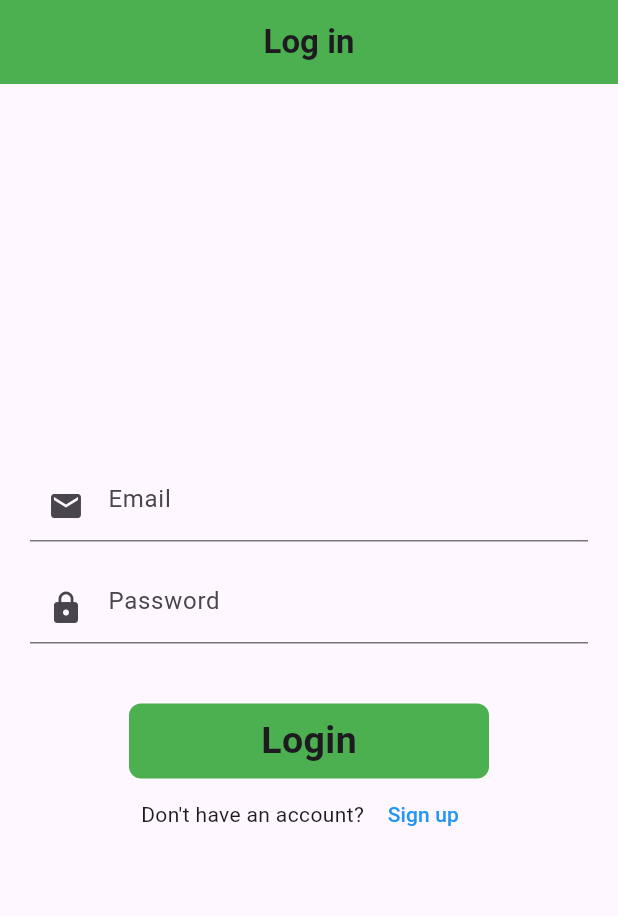
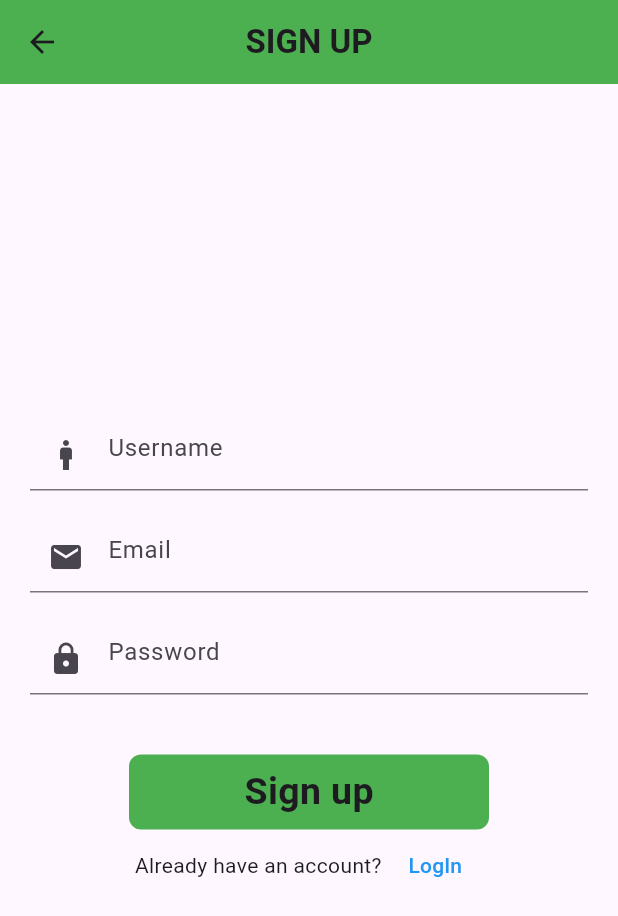
Before and after one commit to mahdi-islam-pranto/firebase_learn, a Flutter app: the screen it shows after launch, after a tap on "Sign up", on a phone screen of 412 x 824 dp. Shown: the top 916 px of the screen. Run offline on Flutter 3.47's test engine with Material 3 defaults, Android fonts, the phone set to English and light mode, and no system bars; our stand-ins replace firebase_core; accounts and stored records are empty.

Commit message:
SignUp screen

```diff
--- a/lib/ui/auth/login_screen.dart
+++ b/lib/ui/auth/login_screen.dart
@@ -1,5 +1,7 @@
+import 'package:firelearn/ui/auth/signup_screen.dart';
 import 'package:firelearn/ui/widgets/round_button.dart';
 import 'package:flutter/material.dart';
+import 'package:flutter/services.dart';
 
 class Login extends StatefulWidget {
   const Login({super.key});
@@ -23,11 +25,16 @@
 
   @override
   Widget build(BuildContext context) {
-    return Scaffold(
+    return WillPopScope(
+      onWillPop: () async {
+        SystemNavigator.pop();
+        return true;
+      },
+      child: Scaffold(
         appBar: AppBar(
           automaticallyImplyLeading: false,
           title: const Text(
-          "Log in",
+            "LOGIN",
             style: TextStyle(fontWeight: FontWeight.bold),
           ),
           centerTitle: true,
@@ -103,7 +110,13 @@
               children: [
                 const Text("Don't have an account? "),
                 TextButton(
-                  onPressed: () {},
+                    onPressed: () {
+                      Navigator.push(
+                          context,
+                          MaterialPageRoute(
+                            builder: (context) => const Signup(),
+                          ));
+                    },
                     child: const Text(
                       "Sign up",
                       style: TextStyle(color: Colors.blue),
@@ -112,6 +125,7 @@
             )
           ],
         ),
+      ),
     );
   }
 }
--- /dev/null
+++ b/lib/ui/auth/signup_screen.dart
@@ -0,0 +1,129 @@
+import 'package:firelearn/ui/widgets/round_button.dart';
+import 'package:flutter/material.dart';
+
+class Signup extends StatefulWidget {
+  const Signup({super.key});
+
+  @override
+  State<Signup> createState() => _LoginState();
+}
+
+class _LoginState extends State<Signup> {
+  final _formKey = GlobalKey<FormState>();
+  final emailController = TextEditingController();
+  final passwordController = TextEditingController();
+
+  @override
+  void dispose() {
+    // TODO: implement dispose
+    super.dispose();
+    emailController.dispose();
+    passwordController.dispose();
+  }
+
+  @override
+  Widget build(BuildContext context) {
+    return Scaffold(
+      appBar: AppBar(
+        // automaticallyImplyLeading: false,
+        title: const Text(
+          "SIGN UP",
+          style: TextStyle(fontWeight: FontWeight.bold),
+        ),
+        centerTitle: true,
+        backgroundColor: Colors.green,
+      ),
+      body: Column(
+        mainAxisAlignment: MainAxisAlignment.center,
+        crossAxisAlignment: CrossAxisAlignment.center,
+        children: [
+          // Email and Password form
+          Padding(
+            padding: const EdgeInsets.symmetric(horizontal: 20),
+            child: Form(
+                key: _formKey,
+                child: Column(
+                  children: [
+                    // User Name field
+                    TextFormField(
+                      keyboardType: TextInputType.text,
+                      controller: emailController,
+                      decoration: const InputDecoration(
+                          hintText: "Username", prefixIcon: Icon(Icons.man)),
+                    ),
+                    const SizedBox(
+                      height: 20,
+                    ),
+                    // Email field
+                    TextFormField(
+                      keyboardType: TextInputType.emailAddress,
+                      validator: (value) {
+                        if (value!.isEmpty) {
+                          return "Please Enter Email";
+                        }
+                        if (value.contains("@") == false) {
+                          return "Invalid Email";
+                        }
+
+                        return null;
+                      },
+                      controller: emailController,
+                      decoration: const InputDecoration(
+                          hintText: "Email", prefixIcon: Icon(Icons.email)),
+                    ),
+                    const SizedBox(
+                      height: 20,
+                    ),
+
+                    // Password field
+                    TextFormField(
+                      keyboardType: TextInputType.text,
+                      validator: (value) {
+                        if (value!.isEmpty) {
+                          return "Please Enter Password";
+                        }
+                        return null;
+                      },
+                      controller: passwordController,
+                      obscureText: true,
+                      decoration: const InputDecoration(
+                          hintText: "Password", prefixIcon: Icon(Icons.lock)),
+                    ),
+                    const SizedBox(
+                      height: 40,
+                    ),
+                  ],
+                )),
+          ),
+
+          // Login button
+          Center(
+            child: RoundButton(
+              title: 'Sign up',
+              onTap: () {
+                if (_formKey.currentState!.validate()) {}
+              },
+            ),
+          ),
+
+          // SignUP Text
+
+          Row(
+            mainAxisAlignment: MainAxisAlignment.center,
+            children: [
+              const Text("Already have an account? "),
+              TextButton(
+                  onPressed: () {
+                    Navigator.pop(context);
+                  },
+                  child: const Text(
+                    "LogIn",
+                    style: TextStyle(color: Colors.blue),
+                  ))
+            ],
+          )
+        ],
+      ),
+    );
+  }
+}
```
Lines whose indentation alone changed are shown as unchanged.
